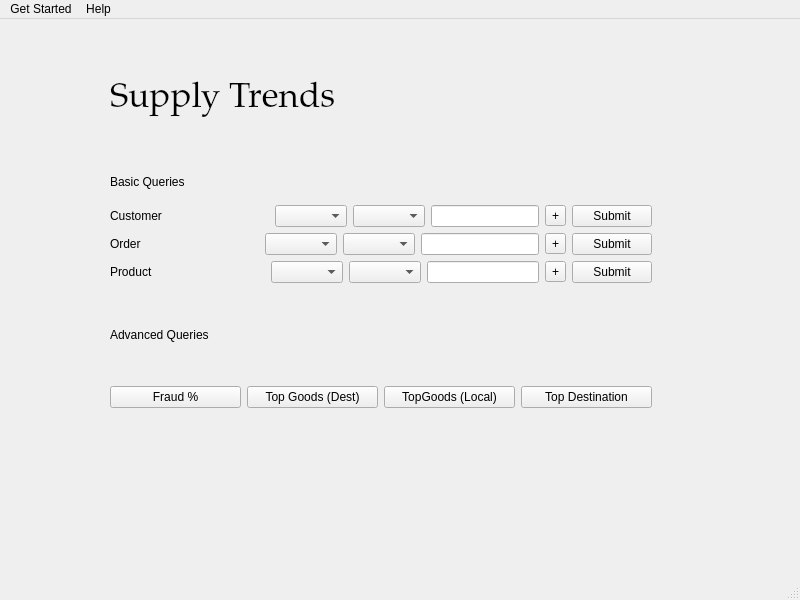
Old version of the form mainPage.ui in the repository Leoyang158/SupplyChain_CSCE310.
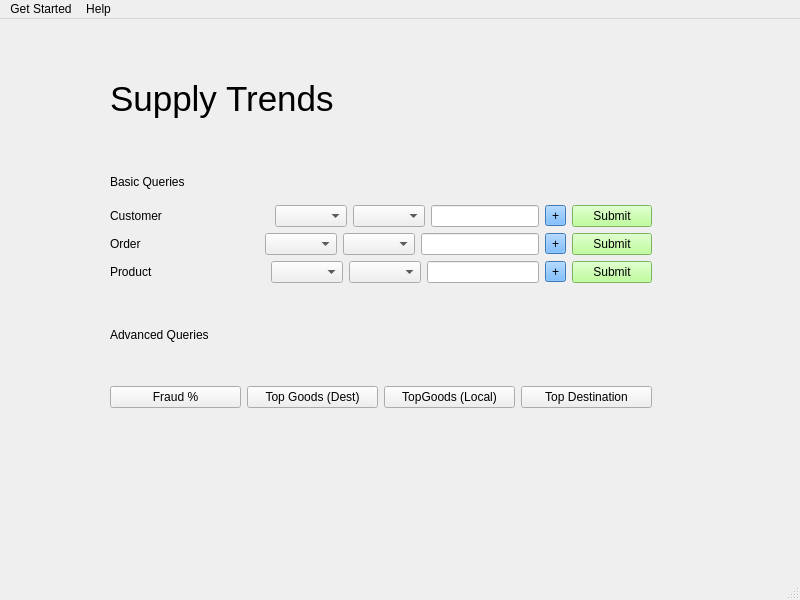
New version of the form.

Patch:
```diff
--- a/mainPage.ui
+++ b/mainPage.ui
@@ -28,10 +28,17 @@
       <widget class="QLabel" name="supplyTrendsTitle">
        <property name="font">
         <font>
-         <family>Palatino Linotype</family>
+         <family>MS Sans Serif</family>
          <pointsize>26</pointsize>
+         <weight>50</weight>
+         <italic>false</italic>
+         <bold>false</bold>
         </font>
        </property>
+       <property name="styleSheet">
+        <string notr="true">font: 26pt &quot;MS Sans Serif&quot;;
+</string>
+       </property>
        <property name="text">
         <string>Supply Trends</string>
        </property>
@@ -79,6 +86,9 @@
          </item>
          <item>
           <widget class="QToolButton" name="uiCustomerAdd">
+           <property name="styleSheet">
+            <string notr="true">background-color: rgb(85, 170, 255);</string>
+           </property>
            <property name="text">
             <string>+</string>
            </property>
@@ -86,6 +96,9 @@
          </item>
          <item>
           <widget class="QPushButton" name="uiCustomerSubmit">
+           <property name="styleSheet">
+            <string notr="true">background-color: rgb(170, 255, 127);</string>
+           </property>
            <property name="text">
             <string>Submit</string>
            </property>
@@ -126,6 +139,9 @@
          </item>
          <item>
           <widget class="QToolButton" name="uiOrderAdd">
+           <property name="styleSheet">
+            <string notr="true">background-color: rgb(85, 170, 255);</string>
+           </property>
            <property name="text">
             <string>+</string>
            </property>
@@ -133,6 +149,9 @@
          </item>
          <item>
           <widget class="QPushButton" name="uiOrderSubmit">
+           <property name="styleSheet">
+            <string notr="true">background-color: rgb(170, 255, 127);</string>
+           </property>
            <property name="text">
             <string>Submit</string>
            </property>
@@ -173,6 +192,9 @@
          </item>
          <item>
           <widget class="QToolButton" name="uiProductAdd">
+           <property name="styleSheet">
+            <string notr="true">background-color: rgb(85, 170, 255);</string>
+           </property>
            <property name="text">
             <string>+</string>
            </property>
@@ -180,6 +202,9 @@
          </item>
          <item>
           <widget class="QPushButton" name="uiProductSubmit">
+           <property name="styleSheet">
+            <string notr="true">background-color: rgb(170, 255, 127);</string>
+           </property>
            <property name="text">
             <string>Submit</string>
            </property>
```
Left out of the diff: 9 changed lines with no effect on the pictures.
